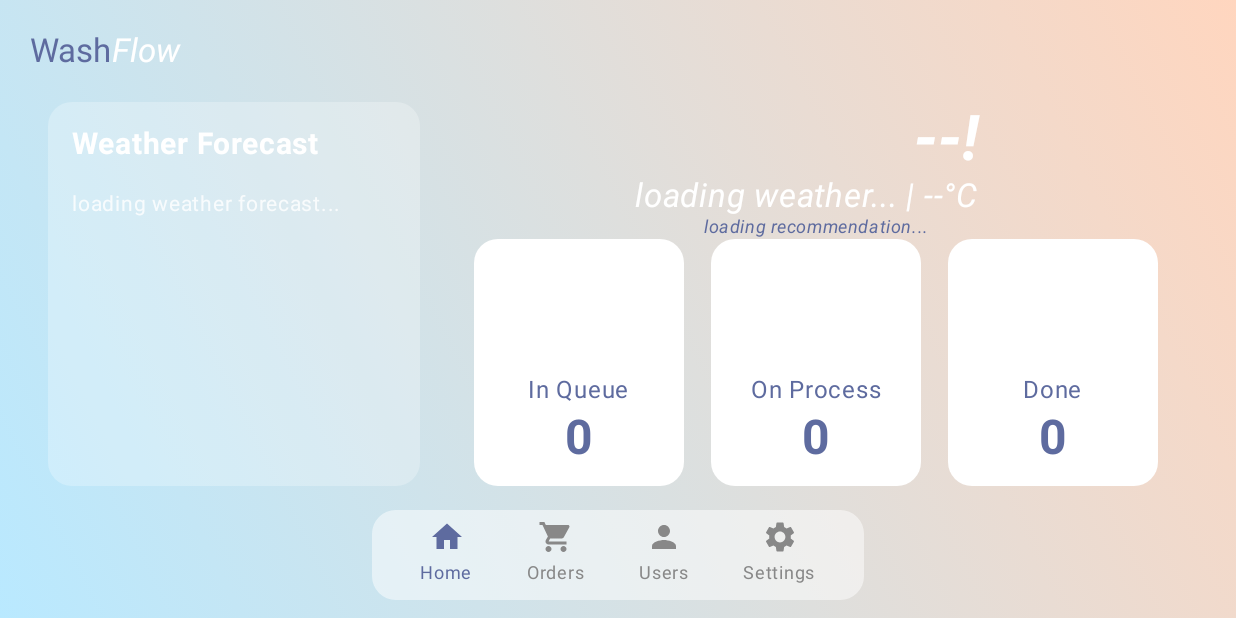
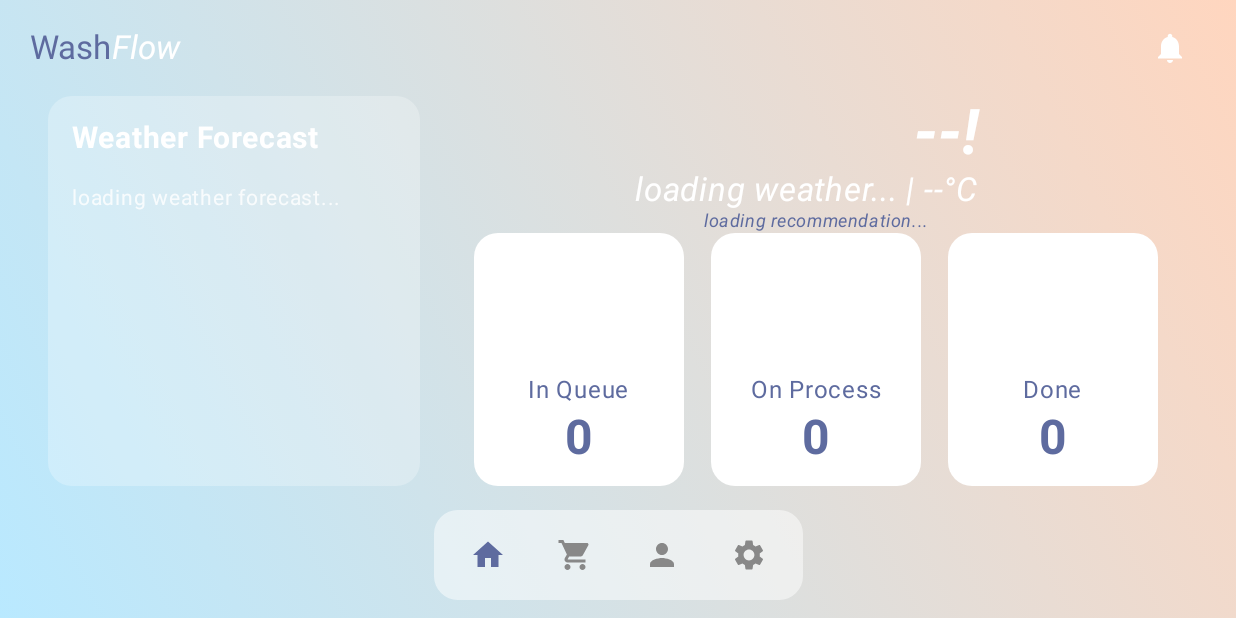
Before and after one commit to AprilArn/WashFlow, an Android app built with Jetpack Compose: the MainAppScreen screen opened through its navigation route, on a phone screen of 824 x 412 dp (held sideways). Run offline under Robolectric (Android 15) with nearby library versions, the phone set to English and light mode, and no system bars; pictures from the network do not load.

Commit message:
Refactor: Update UI for Header and NavigationBar components
This commit introduces UI adjustments to the `Header` and `NavigationBar` composables.

Key changes:
- In `NavigationBar.kt`:
    - Reduced horizontal padding of the navigation bar container.
    - Reduced spacing between navigation items.
    - Increased horizontal padding for individual navigation items.
    - Applied rounded corner clipping to individual navigation items.
    - Commented out the `Text` label for navigation items, leaving only the `Icon`.
- In `Header.kt`:
    - Made the `Header` `Row` fill the maximum width.
    - Adjusted vertical padding for the `Header`.
    - Used `Arrangement.SpaceBetween` to position "WashFlow" text on the left and a new notification icon on the right.
    - Wrapped the "Wash" and "Flow" `Text` components in an inner `Row` to keep them grouped.
    - Added a notification `IconButton` with an `Icon` (Icons.Default.Notifications) to the right side of the header.

```diff
--- a/app/src/main/java/com/aprilarn/washflow/ui/components/Header.kt
+++ b/app/src/main/java/com/aprilarn/washflow/ui/components/Header.kt
@@ -1,9 +1,15 @@
-// File: ui/components/WashFlowTopBar.kt (File Baru)
+// File: ui/components/WashFlowTopBar.kt (Updated)
 
 package com.aprilarn.washflow.ui.components
 
+import androidx.compose.foundation.layout.Arrangement
 import androidx.compose.foundation.layout.Row
+import androidx.compose.foundation.layout.fillMaxWidth
 import androidx.compose.foundation.layout.padding
+import androidx.compose.material.icons.Icons
+import androidx.compose.material.icons.filled.Notifications
+import androidx.compose.material3.Icon
+import androidx.compose.material3.IconButton
 import androidx.compose.material3.MaterialTheme
 import androidx.compose.material3.Text
 import androidx.compose.runtime.Composable
@@ -24,10 +30,14 @@ import com.aprilarn.washflow.ui.theme.GrayBlue
 fun Header(modifier: Modifier = Modifier) {
     Row(
         modifier = modifier
+            .fillMaxWidth() // Memastikan Row memenuhi lebar layar
             // Padding agar tidak terlalu mepet ke tepi layar
-            .padding(horizontal = 20.dp, vertical = 16.dp),
-        verticalAlignment = Alignment.CenterVertically
+            .padding(horizontal = 20.dp, vertical = 8.dp),
+        verticalAlignment = Alignment.CenterVertically,
+        horizontalArrangement = Arrangement.SpaceBetween // Mendorong item ke ujung kiri dan kanan
     ) {
+        // Kelompokkan teks dalam satu Row agar tetap bersama
+        Row(verticalAlignment = Alignment.CenterVertically) {
             Text(
                 text = "Wash",
                 style = MaterialTheme.typography.headlineMedium.copy(
@@ -47,6 +57,17 @@ fun Header(modifier: Modifier = Modifier) {
                 fontWeight = FontWeight.Normal,
             )
         }
+
+        // icon notification
+        // Ikon notifikasi sekarang menjadi sebuah tombol
+        IconButton(onClick = { /* TODO: Tambahkan aksi saat tombol diklik di sini */ }) {
+            Icon(
+                imageVector = Icons.Default.Notifications,
+                contentDescription = "Notifikasi", // Penting untuk aksesibilitas
+                tint = Color.White // Warna ikon
+            )
+        }
+    }
 }
 
 @Preview(showBackground = true, backgroundColor = 0xFFB9E9FF)
--- a/app/src/main/java/com/aprilarn/washflow/ui/components/NavigationBar.kt
+++ b/app/src/main/java/com/aprilarn/washflow/ui/components/NavigationBar.kt
@@ -42,10 +42,10 @@ fun NavigationBar(
             .height(60.dp)
             .clip(RoundedCornerShape(16.dp))
             .background(Color.White.copy(alpha = 0.5f))
-            .padding(horizontal = 24.dp)
+            .padding(horizontal = 10.dp)
     ) {
         Row(
-            horizontalArrangement = Arrangement.spacedBy(20.dp),
+            horizontalArrangement = Arrangement.spacedBy(6.dp),
             verticalAlignment = Alignment.CenterVertically
         ) {
             // Definisikan setiap item navigasi
@@ -98,8 +98,9 @@ private fun BottomNavItem(
         verticalArrangement = Arrangement.Center,
         modifier = Modifier
             .fillMaxHeight()
+            .clip(RoundedCornerShape(16.dp))
             .clickable(onClick = onClick) // Buat item bisa diklik
-            .padding(horizontal = 8.dp) // Beri sedikit padding agar area klik lebih luas
+            .padding(horizontal = 14.dp) // Beri sedikit padding agar area klik lebih luas
     ) {
         Icon(
             imageVector = icon,
@@ -107,11 +108,11 @@ private fun BottomNavItem(
             tint = contentColor,
             modifier = Modifier.size(24.dp)
         )
-        Text(
-            text = label,
-            color = contentColor,
-            fontSize = 12.sp
-        )
+//        Text(
+//            text = label,
+//            color = contentColor,
+//            fontSize = 12.sp
+//        )
     }
 }
 
```
Lines whose indentation alone changed are shown as unchanged.
